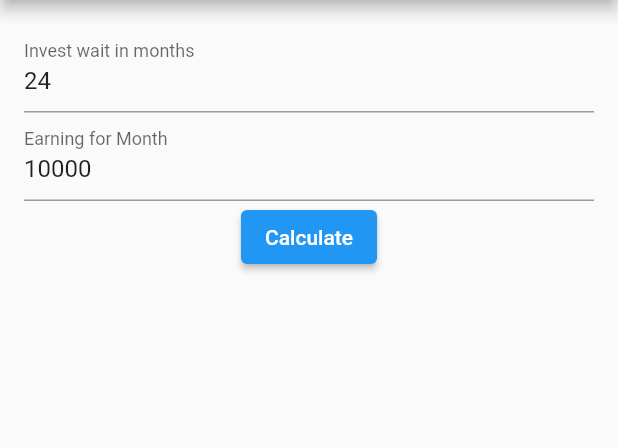
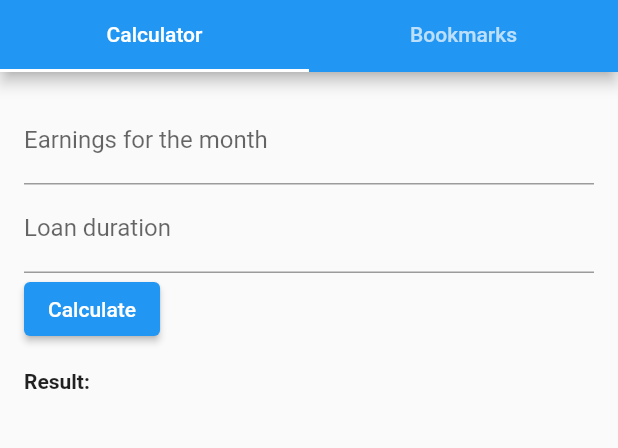
Before and after one commit to ikbhal/reinvest_car, a Flutter app: the screen it shows after launch, on a phone screen of 412 x 824 dp, the part 84-532 px from its top. Run offline on Flutter 3.47's test engine with Material 2 defaults, Android fonts, the phone set to English and light mode, and no system bars; our stand-ins replace sqflite; accounts and stored records are empty.

Commit message:
db changes

```diff
--- a/lib/main.dart
+++ b/lib/main.dart
@@ -2,6 +2,171 @@ import 'dart:convert';
 import 'package:flutter/material.dart';
 import 'package:http/http.dart' as http;
 import 'dart:convert';
+import 'package:sqflite/sqflite.dart';
+import 'package:path/path.dart';
+
+
+class DatabaseHelper {
+  static Database? _database;
+  static const String tableName = 'bookmarks';
+
+  Future<Database> get database async {
+    if (_database != null) return _database!;
+
+    _database = await initializeDatabase();
+    return _database!;
+  }
+
+  Future<Database> initializeDatabase() async {
+    final String path = await getDatabasesPath();
+    final String dbPath = join(path, 'bookmarks.db');
+
+    return await openDatabase(
+      dbPath,
+      version: 1,
+      onCreate: (Database db, int version) async {
+        await db.execute('''
+          CREATE TABLE $tableName (
+            id INTEGER PRIMARY KEY AUTOINCREMENT,
+            datetime TEXT,
+            earningPerMonth INTEGER,
+            investWaitMonths INTEGER,
+            program TEXT,
+            notes TEXT
+          )
+        ''');
+      },
+    );
+  }
+
+  Future<int> insertBookmark(Map<String, dynamic> bookmark) async {
+    final Database db = await database;
+    return await db.insert(tableName, bookmark);
+  }
+
+  Future<List<Map<String, dynamic>>> getBookmarks() async {
+    final Database db = await database;
+    return await db.query(tableName);
+  }
+}
+
+class _CarInvestAppState extends State<CarInvestApp> {
+  final TextEditingController earningController = TextEditingController();
+  final TextEditingController loanDurationController = TextEditingController();
+  List<Car> cars = [];
+  String result = '';
+  List<Map<String, dynamic>> bookmarks = [];
+  final dbHelper = DatabaseHelper();
+
+  @override
+  void initState() {
+    super.initState();
+    fetchBookmarks();
+  }
+
+  void fetchBookmarks() async {
+    final List<Map<String, dynamic>> bookmarkList = await dbHelper.getBookmarks();
+    setState(() {
+      bookmarks = bookmarkList;
+    });
+  }
+
+  void calculateReinvest() {
+    // Remaining code of calculateReinvest method remains the same
+
+    final Map<String, dynamic> bookmark = {
+      'datetime': DateTime.now().toString(),
+      'earningPerMonth': int.parse(earningController.text),
+      'investWaitMonths': int.parse(loanDurationController.text),
+      'program': 'reinvest_car',
+      'notes': '',
+    };
+
+    dbHelper.insertBookmark(bookmark);
+    fetchBookmarks();
+  }
+
+  // Remaining code of the _CarInvestAppState class remains the same
+  @override
+Widget build(BuildContext context) {
+  return MaterialApp(
+    home: DefaultTabController(
+      length: 2,
+      child: Scaffold(
+        appBar: AppBar(
+          title: Text('Car Invest App'),
+          bottom: TabBar(
+            tabs: [
+              Tab(text: 'Calculator'),
+              Tab(text: 'Bookmarks'),
+            ],
+          ),
+        ),
+        body: TabBarView(
+          children: [
+            Padding(
+              padding: const EdgeInsets.all(16.0),
+              child: Column(
+                crossAxisAlignment: CrossAxisAlignment.start,
+                children: [
+                  TextFormField(
+                    controller: earningController,
+                    keyboardType: TextInputType.number,
+                    decoration: InputDecoration(
+                      labelText: 'Earnings for the month',
+                    ),
+                  ),
+                  TextFormField(
+                    controller: loanDurationController,
+                    keyboardType: TextInputType.number,
+                    decoration: InputDecoration(
+                      labelText: 'Loan duration',
+                    ),
+                  ),
+                  ElevatedButton(
+                    onPressed: () {
+                      setState(calculateReinvest);
+                    },
+                    child: Text('Calculate'),
+                  ),
+                  SizedBox(height: 16),
+                  Text(
+                    'Result:',
+                    style: TextStyle(
+                      fontWeight: FontWeight.bold,
+                    ),
+                  ),
+                  Text(result),
+                ],
+              ),
+            ),
+            ListView.builder(
+              itemCount: bookmarks.length,
+              itemBuilder: (context, index) {
+                final bookmark = bookmarks[index];
+                return ListTile(
+                  title: Text('Bookmark ${index + 1}'),
+                  subtitle: Column(
+                    crossAxisAlignment: CrossAxisAlignment.start,
+                    children: [
+                      Text('Earning per month: ${bookmark['earningPerMonth']}'),
+                      Text('Invest wait months: ${bookmark['investWaitMonths']}'),
+                      Text('Program: ${bookmark['program']}'),
+                    ],
+                  ),
+                );
+              },
+            ),
+          ],
+        ),
+      ),
+    ),
+  );
+}
+
+}
+
+
 
 class Car {
   final int id;
--- a/pubspec.yaml
+++ b/pubspec.yaml
@@ -30,6 +30,8 @@ dependencies:
   flutter:
     sdk: flutter
   http: ^0.13.4
+  qflite: ^2.0.0
+  path: ^2.2.3
 
 
   # The following adds the Cupertino Icons font to your application.
```
